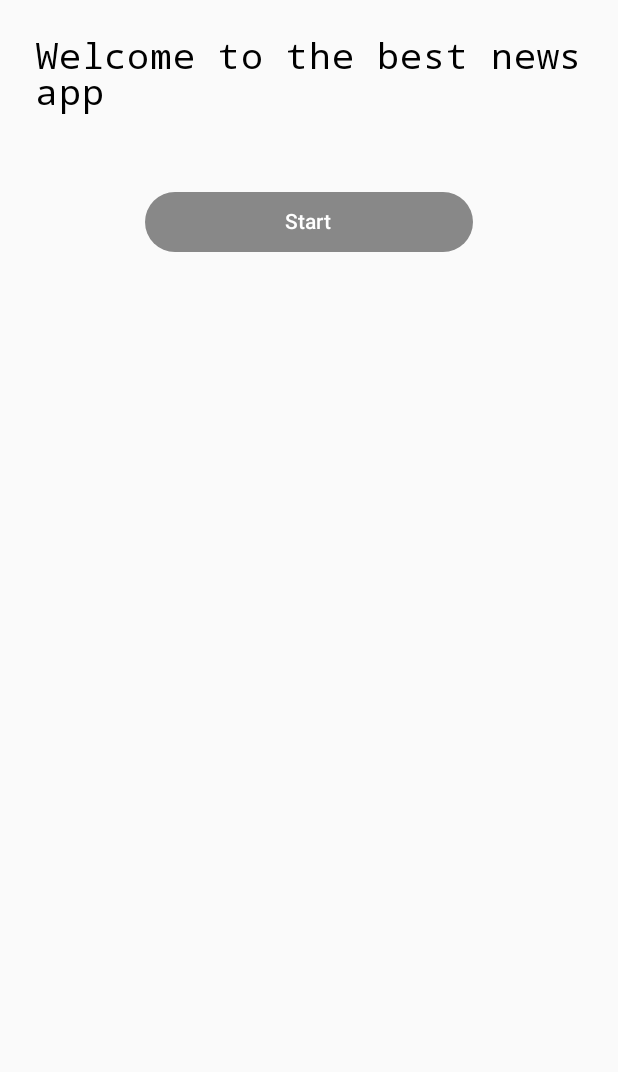
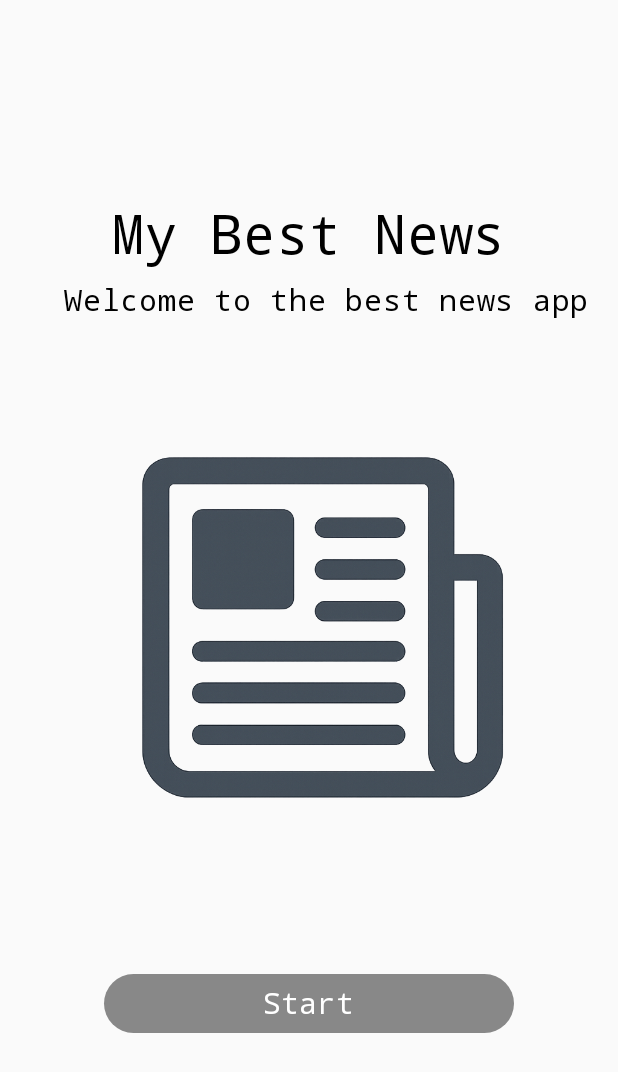
Before and after one commit to yurildss/Mybestnews, an Android app built with Jetpack Compose: the screen it shows after launch (MainActivity), on a phone screen of 412 x 824 dp. Shown: the top 1072 px of the screen. Run offline under Robolectric (Android 15) with nearby library versions, the phone set to English and light mode, and no system bars; our stand-ins replace Dagger/Hilt's generated code; libraries missing offline, so code that uses them is left out: androidx.hilt.lifecycle; 3 statements that could not run were skipped.

Commit message:
feat: Enhance GreetingScreen UI and refine news fetching logic
This commit introduces a significant visual update to the `GreetingScreen` and modifies the news fetching logic to support multiple keywords.

Key changes:
- **`GreetingScreen.kt`**:
    - The layout is now vertically and horizontally centered.
    - Added an `Image` composable displaying a new `newsapp.png` logo.
    - Updated text styles for the title and welcome message.
    - Increased the size of the "Start" button for better usability.

- **News Fetching Logic**:
    - Modified `ArticlesRequest.kt` to accept a `List<String>` for `keyword` instead of a `Map`, and added a `keywordOper` field to specify the search operator (e.g., "or").
    - Updated news fetching calls in `FeedScreenViewModel.kt` and `DownloadWorker.kt` to pass the user's list of favorite tags and set `keywordOper` to "or", allowing for a broader, more inclusive news feed.

- **`drawable-nodpi/newsapp.png`**:
    - Added a new image asset for the application logo.

```diff
--- a/app/src/main/java/com/example/mybestnews/model/NewsResponse.kt
+++ b/app/src/main/java/com/example/mybestnews/model/NewsResponse.kt
@@ -19,10 +19,11 @@ data class NewsResponse(
 
 data class ArticlesRequest(
     val apiKey: String = "86527cc2-7ace-46e5-a855-74b4f517a2a9",
-    val keywords: Map<String, String>,
+    val keyword: List<String>,
     val lang: String,
     val page: Int,
-    val pageSize: Int
+    val pageSize: Int,
+    val keywordOper: String
 )
 
 data class Source(
--- a/app/src/main/java/com/example/mybestnews/screen/GreetingScreen.kt
+++ b/app/src/main/java/com/example/mybestnews/screen/GreetingScreen.kt
@@ -1,6 +1,9 @@
 package com.example.mybestnews.screen
 
+import androidx.compose.foundation.Image
+import androidx.compose.foundation.layout.Arrangement
 import androidx.compose.foundation.layout.Column
+import androidx.compose.foundation.layout.fillMaxHeight
 import androidx.compose.foundation.layout.fillMaxSize
 import androidx.compose.foundation.layout.fillMaxWidth
 import androidx.compose.foundation.layout.padding
@@ -12,12 +15,14 @@ import androidx.compose.runtime.collectAsState
 import androidx.compose.ui.Alignment
 import androidx.compose.ui.Modifier
 import androidx.compose.ui.graphics.Color
+import androidx.compose.ui.res.painterResource
 import androidx.compose.ui.text.font.FontFamily
 import androidx.compose.ui.tooling.preview.Preview
 import androidx.compose.ui.unit.dp
 import androidx.compose.ui.unit.sp
 import androidx.hilt.lifecycle.viewmodel.compose.hiltViewModel
 import androidx.navigation.NavController
+import com.example.mybestnews.R
 import com.example.mybestnews.screen.navigation.Screens
 import com.example.mybestnews.ui.theme.MyBestNewsTheme
 
@@ -30,13 +35,23 @@ fun Greeting(
 
     val uiState = viewModel.uiState.collectAsState()
 
-    Column(modifier = modifier.fillMaxSize()) {
+    Column(modifier = modifier.fillMaxSize(),
+        verticalArrangement = Arrangement.Center,
+        horizontalAlignment = Alignment.CenterHorizontally
+    ) {
+        Text(
+            "My Best News",
+            modifier = Modifier.padding(top = 24.dp),
+            fontSize = 36.sp,
+            fontFamily = FontFamily.Monospace
+        )
         Text(
             "Welcome to the best news app",
-            modifier = Modifier.padding(24.dp),
-            fontSize = 24.sp,
+            modifier = Modifier.padding(top = 10.dp, start = 24.dp),
+            fontSize = 20.sp,
             fontFamily = FontFamily.Monospace
         )
+        Image(painter = painterResource(id = R.drawable.newsapp), contentDescription = "logo")
         Button(
             onClick = {
                 if(uiState.value.newUser){
@@ -46,9 +61,13 @@ fun Greeting(
                 }
             },
             colors = ButtonDefaults.buttonColors(Color.Gray),
-            modifier = Modifier.padding(24.dp).fillMaxWidth(0.6f).align(Alignment.CenterHorizontally)
+            modifier = Modifier.padding(24.dp).fillMaxWidth(0.75f).fillMaxHeight(0.15f).align(Alignment.CenterHorizontally)
         ) {
-            Text(text = "Start")
+            Text(
+                text = "Start",
+                fontSize = 20.sp,
+                fontFamily = FontFamily.Monospace
+            )
         }
     }
 }
@@ -57,5 +76,6 @@ fun Greeting(
 @Composable
 fun GreetingPreview() {
     MyBestNewsTheme {
+
     }
 }
--- a/app/src/main/java/com/example/mybestnews/screen/feedScreen/FeedScreen.kt
+++ b/app/src/main/java/com/example/mybestnews/screen/feedScreen/FeedScreen.kt
@@ -32,9 +32,9 @@ import com.example.mybestnews.ui.theme.MyBestNewsTheme
 
 @Composable
 fun FeedScreen(
+    modifier: Modifier = Modifier,
     viewModel: FeedScreenViewModel = hiltViewModel(),
     onNewsClick: (Article) -> Unit,
-    modifier: Modifier = Modifier
 ){
     val uiState = viewModel.uiState.collectAsState()
 
--- a/app/src/main/java/com/example/mybestnews/work/DownloadWorker.kt
+++ b/app/src/main/java/com/example/mybestnews/work/DownloadWorker.kt
@@ -44,10 +44,11 @@ class DownloadWorker
 
                 val news = NewsAPI.retrofitService.getNewsByCategoryLanguageCountry(
                     ArticlesRequest(
-                        keywords = mapOf("keyword" to userPreferences.favoriteTagsList.first()),
+                        keyword = userPreferences.favoriteTagsList,
                         lang = "eng",
                         page = 1,
-                        pageSize =40 )
+                        pageSize =40,
+                        keywordOper = "or")
                 )
                 if(news.isSuccessful){
                     val articles = news.body()?.articles?.results
```
Also changed, not shown: app/src/main/java/com/example/mybestnews/screen/feedScreen/FeedScreenViewModel.kt (+4 -3 lines), app/src/main/res/drawable-nodpi/newsapp.png (added).
